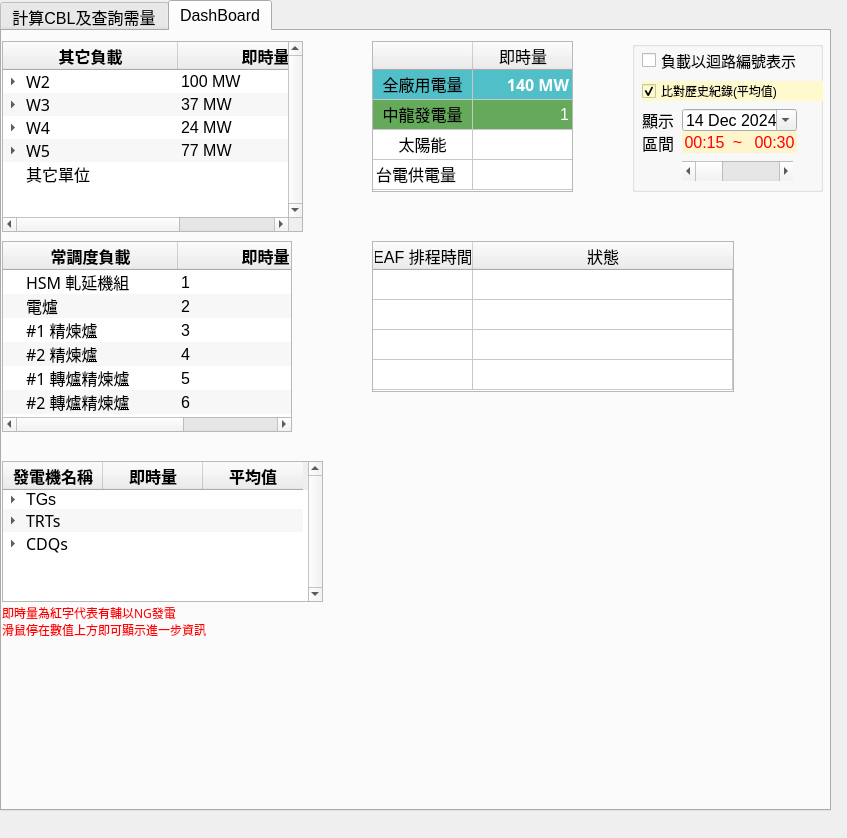
Before: the Qt Designer form ui.ui in JoesphChou/InterfaceForDispatch, drawn with Qt 5.
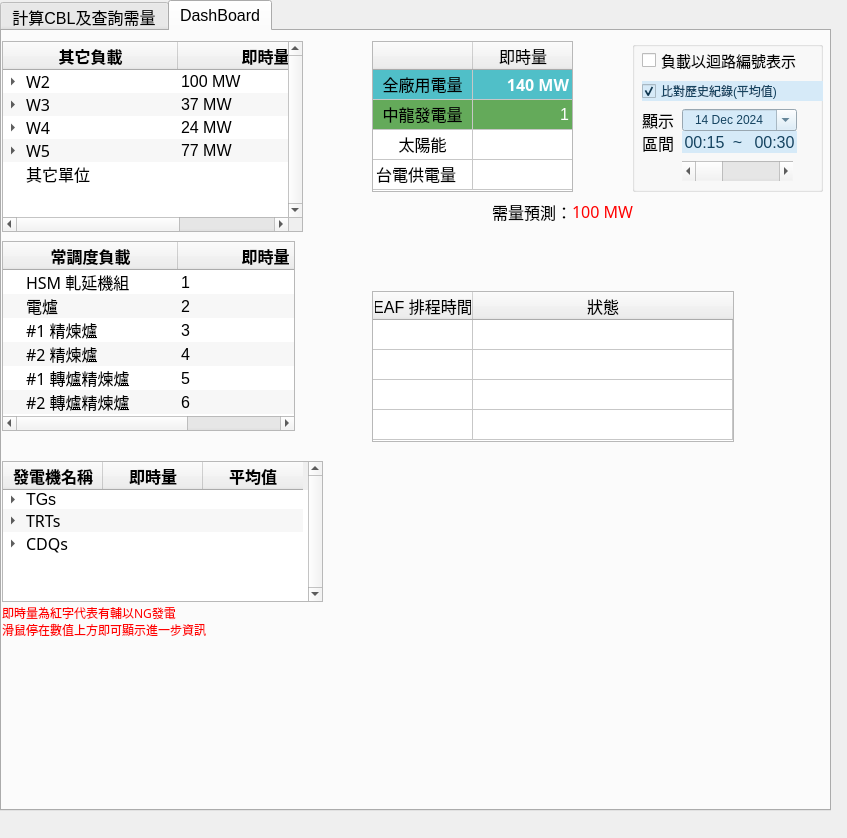
After: the same form once the commit is applied.

Commit message: 1. 基本的模擬osaki & pm3000 需量預測功能

Diff of the .ui file:
```diff
--- a/ui.ui
+++ b/ui.ui
@@ -1960,8 +1960,8 @@
       <rect>
        <x>0</x>
        <y>210</y>
-       <width>290</width>
-       <height>191</height>
+       <width>293</width>
+       <height>190</height>
       </rect>
      </property>
      <property name="autoFillBackground">
@@ -2748,8 +2748,8 @@
        <bool>false</bool>
       </property>
       <property name="styleSheet">
-       <string notr="true">background-color: rgb(255, 245, 204);
-color: rgb(255, 0, 0);</string>
+       <string notr="true">background-color: rgb(214, 234, 248);
+color: rgb(21, 67, 96);</string>
       </property>
       <property name="text">
        <string>00:15</string>
@@ -2774,8 +2774,8 @@
        </font>
       </property>
       <property name="styleSheet">
-       <string notr="true">background-color: rgb(255, 245, 204);
-color: rgb(255, 0, 0);</string>
+       <string notr="true">background-color: rgb(214, 234, 248);
+color: rgb(21, 67, 96);</string>
       </property>
       <property name="text">
        <string>00:30</string>
@@ -2800,8 +2800,8 @@
        </font>
       </property>
       <property name="styleSheet">
-       <string notr="true">background-color: rgb(255, 245, 204);
-color: rgb(255, 0, 0);</string>
+       <string notr="true">background-color: rgb(214, 234, 248);
+color: rgb(21, 67, 96);</string>
       </property>
       <property name="text">
        <string>~</string>
@@ -2840,7 +2840,8 @@
        </rect>
       </property>
       <property name="styleSheet">
-       <string notr="true">background-color: rgb(255, 250, 205);
+       <string notr="true">background-color: rgb(214, 234, 248);
+color: rgb(21, 67, 96);
 font: 11pt &quot;微軟正黑體&quot;;</string>
       </property>
       <property name="text">
@@ -2859,6 +2860,11 @@
         <height>22</height>
        </rect>
       </property>
+      <property name="styleSheet">
+       <string notr="true">background-color: rgb(214, 234, 248);
+color: rgb(21, 67, 96);
+font: 12pt &quot;Microsoft JhengHei UI&quot;;</string>
+      </property>
       <property name="alignment">
        <set>Qt::AlignCenter</set>
       </property>
@@ -2930,7 +2936,7 @@
      <property name="geometry">
       <rect>
        <x>370</x>
-       <y>210</y>
+       <y>260</y>
        <width>362</width>
        <height>151</height>
       </rect>
@@ -3120,6 +3126,47 @@
       <bool>true</bool>
      </property>
     </widget>
+    <widget class="QLabel" name="label_23">
+     <property name="geometry">
+      <rect>
+       <x>570</x>
+       <y>170</y>
+       <width>91</width>
+       <height>21</height>
+      </rect>
+     </property>
+     <property name="font">
+      <font>
+       <family>微軟正黑體</family>
+       <pointsize>12</pointsize>
+      </font>
+     </property>
+     <property name="styleSheet">
+      <string notr="true">color: rgb(255, 0, 0);</string>
+     </property>
+     <property name="text">
+      <string>100 MW</string>
+     </property>
+    </widget>
+    <widget class="QLabel" name="label_24">
+     <property name="geometry">
+      <rect>
+       <x>490</x>
+       <y>170</y>
+       <width>81</width>
+       <height>21</height>
+      </rect>
+     </property>
+     <property name="font">
+      <font>
+       <family>微軟正黑體</family>
+       <pointsize>12</pointsize>
+      </font>
+     </property>
+     <property name="text">
+      <string>需量預測：</string>
+     </property>
+    </widget>
    </widget>
   </widget>
  </widget>
```
The commit also changes 2 other files.
